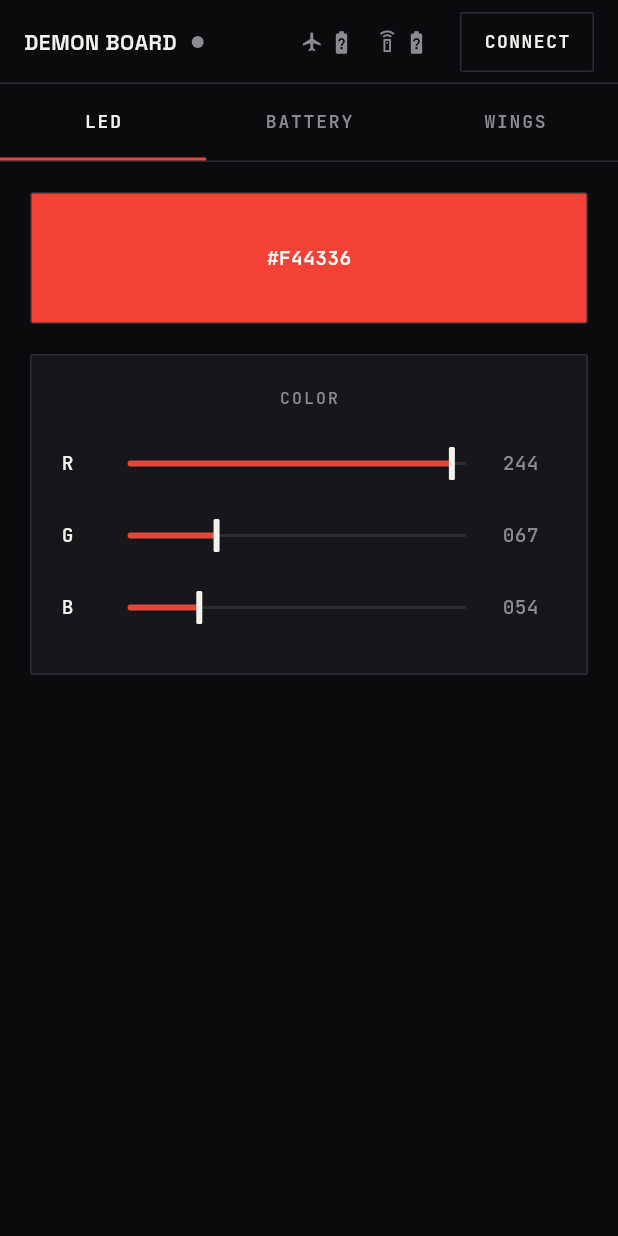
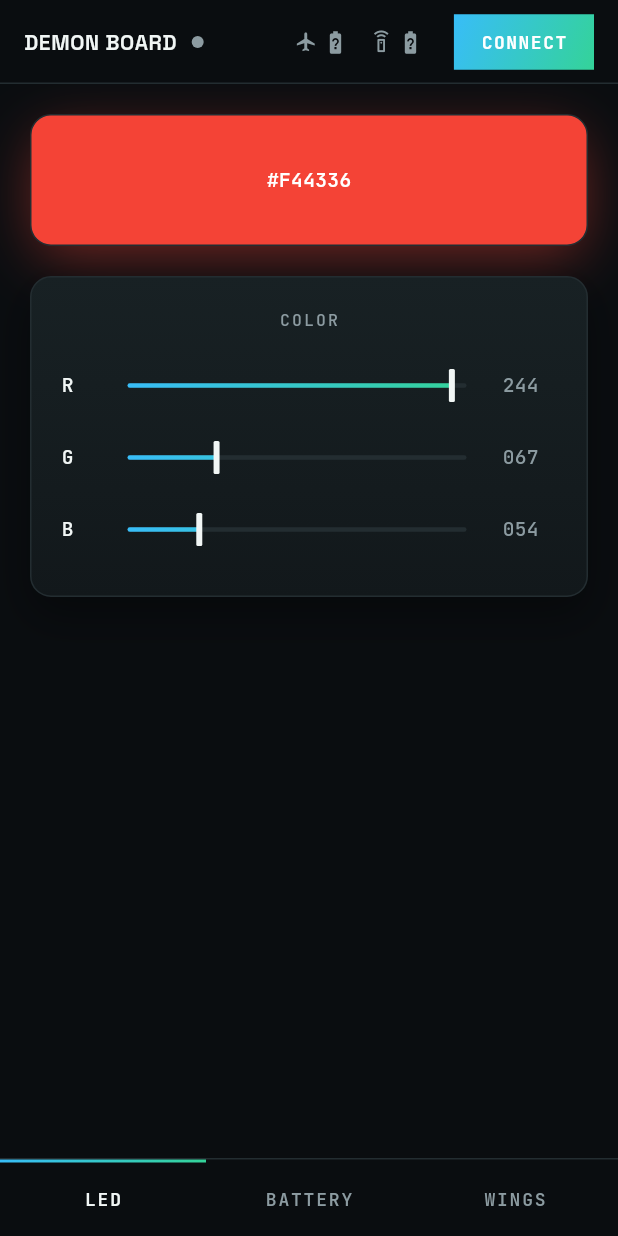
Before and after one commit to vagarthgaurav/Demon-costume, a Flutter app: the screen it shows after launch, on a phone screen of 412 x 824 dp. Run offline on Flutter 3.47's test engine with Material 3 defaults, Android fonts, the phone set to English and light mode, and no system bars; our stand-ins replace google_fonts.

Commit message:
style: Redesign visual identity to match costume colors
Icon-only battery status in the app bar (differentiated by device
glyph, no text labels), tabs moved to a bottom nav strip, and the
accent recolored from ember-red to sky-blue-into-mint-green to match
the actual costume palette. Panels gained depth (soft gradient,
rounded corners, shadow); low-battery/danger states now use a
dedicated warning color since the brand accent no longer reads red.

```diff
--- a/Software/demonApp/lib/screens/home_screen.dart
+++ b/Software/demonApp/lib/screens/home_screen.dart
@@ -4,6 +4,7 @@
 import '../services/demon_service.dart';
 import '../theme/app_theme.dart';
 import '../widgets/battery_badge.dart';
+import '../widgets/gradient_button.dart';
 import '../widgets/status_dot.dart';
 import 'battery_screen.dart';
 import 'led_color_screen.dart';
@@ -57,24 +58,19 @@
               const SizedBox(width: 20),
               Padding(
                 padding: const EdgeInsets.only(right: 16),
-                child: TextButton(
-                  onPressed: deviceState.connected
-                      ? widget.service.disconnect
-                      : widget.service.connect,
-                  child: Text(deviceState.connected ? 'DISCONNECT' : 'CONNECT'),
+                child: deviceState.connected
+                    ? TextButton(
+                        onPressed: widget.service.disconnect,
+                        child: const Text('DISCONNECT'),
+                      )
+                    : GradientButton(
+                        label: 'CONNECT',
+                        onPressed: widget.service.connect,
                       ),
               ),
             ],
           ),
-          body: Column(
-            children: [
-              _TabStrip(
-                labels: _tabs,
-                selectedIndex: _tabIndex,
-                onSelected: (i) => setState(() => _tabIndex = i),
-              ),
-              Expanded(
-                child: IndexedStack(
+          body: IndexedStack(
             index: _tabIndex,
             children: [
               LedColorScreen(service: widget.service, deviceState: deviceState),
@@ -82,8 +78,10 @@
               WingSpeedScreen(service: widget.service, deviceState: deviceState),
             ],
           ),
-              ),
-            ],
+          bottomNavigationBar: _TabStrip(
+            labels: _tabs,
+            selectedIndex: _tabIndex,
+            onSelected: (i) => setState(() => _tabIndex = i),
           ),
         );
       },
@@ -91,8 +89,8 @@
   }
 }
 
-/// Hairline-underlined tab strip - reads as an instrument selector, not a
-/// rounded Material bottom nav.
+/// Hairline-topped tab strip pinned to the bottom - reads as an instrument
+/// selector, not a rounded Material bottom nav.
 class _TabStrip extends StatelessWidget {
   const _TabStrip({
     required this.labels,
@@ -106,9 +104,10 @@
 
   @override
   Widget build(BuildContext context) {
-    return Container(
+    return SafeArea(
+      child: Container(
         decoration: const BoxDecoration(
-        border: Border(bottom: BorderSide(color: AppColors.border)),
+          border: Border(top: BorderSide(color: AppColors.border)),
         ),
         child: Row(
           children: [
@@ -116,17 +115,19 @@
               Expanded(
                 child: InkWell(
                   onTap: () => onSelected(i),
-                child: AnimatedContainer(
+                  child: Column(
+                    mainAxisSize: MainAxisSize.min,
+                    children: [
+                      AnimatedContainer(
                         duration: const Duration(milliseconds: 150),
-                  padding: const EdgeInsets.symmetric(vertical: 16),
+                        height: 2,
                         decoration: BoxDecoration(
-                    border: Border(
-                      bottom: BorderSide(
-                        color: i == selectedIndex ? AppColors.accent : Colors.transparent,
-                        width: 2,
+                          gradient: i == selectedIndex ? AppColors.accentGradient : null,
+                          color: i == selectedIndex ? null : Colors.transparent,
                         ),
                       ),
-                  ),
+                      Padding(
+                        padding: const EdgeInsets.symmetric(vertical: 16),
                         child: Center(
                           child: Text(
                             labels[i].toUpperCase(),
@@ -140,10 +141,13 @@
                           ),
                         ),
                       ),
+                    ],
+                  ),
                 ),
               ),
           ],
         ),
+      ),
     );
   }
 }
--- a/Software/demonApp/lib/screens/led_color_screen.dart
+++ b/Software/demonApp/lib/screens/led_color_screen.dart
@@ -25,7 +25,15 @@
             decoration: BoxDecoration(
               color: color,
               border: Border.all(color: AppColors.border),
-              borderRadius: BorderRadius.circular(2),
+              borderRadius: BorderRadius.circular(14),
+              boxShadow: [
+                BoxShadow(
+                  color: color.withValues(alpha: 0.45),
+                  blurRadius: 32,
+                  spreadRadius: -4,
+                  offset: const Offset(0, 10),
+                ),
+              ],
             ),
             alignment: Alignment.center,
             child: Text(
--- a/Software/demonApp/lib/theme/app_theme.dart
+++ b/Software/demonApp/lib/theme/app_theme.dart
@@ -3,17 +3,31 @@
 
 /// Visual identity for the demon board control panel.
 ///
-/// This is a single instrument, not a consumer app: dark-only, sharp edges,
-/// one accent color, monospace for anything that's a live readout.
+/// Matched to the actual costume: sky blue into mint green, carried as a
+/// gradient everywhere the accent appears (buttons, slider fills,
+/// highlights). Dark, cool neutrals underneath; monospace for live readouts.
 abstract final class AppColors {
-  static const background = Color(0xFF0B0B0D);
-  static const surface = Color(0xFF17171B);
-  static const surfaceRaised = Color(0xFF1D1D22);
-  static const border = Color(0xFF2C2C33);
-  static const textPrimary = Color(0xFFF3F1EC);
-  static const textSecondary = Color(0xFF8B8B93);
-  static const accent = Color(0xFFE2483B);
-  static const good = Color(0xFF4CAF6D);
+  static const background = Color(0xFF0A0D10);
+  static const surface = Color(0xFF12181B);
+  static const surfaceRaised = Color(0xFF182124);
+  static const border = Color(0xFF232D31);
+  static const textPrimary = Color(0xFFF1F6F5);
+  static const textSecondary = Color(0xFF8C9BA1);
+
+  // Brand accent: sky blue into mint green. accentSolid is the flat
+  // fallback for icons and small text where a gradient can't be painted.
+  static const accentStart = Color(0xFF38BDF8);
+  static const accentEnd = Color(0xFF34D399);
+  static const accentSolid = Color(0xFF3FC9C0);
+  static const accentGradient = LinearGradient(
+    begin: Alignment.topLeft,
+    end: Alignment.bottomRight,
+    colors: [accentStart, accentEnd],
+  );
+
+  // Reserved for low-battery/danger states - the brand accent no longer
+  // reads as "warning", so this needs to be its own color.
+  static const warning = Color(0xFFF2545B);
 }
 
 class AppTheme {
@@ -28,9 +42,9 @@
       scaffoldBackgroundColor: AppColors.background,
       colorScheme: base.colorScheme.copyWith(
         surface: AppColors.background,
-        primary: AppColors.accent,
+        primary: AppColors.accentSolid,
         onPrimary: AppColors.textPrimary,
-        secondary: AppColors.accent,
+        secondary: AppColors.accentSolid,
       ),
       textTheme: textTheme,
       appBarTheme: AppBarTheme(
@@ -46,12 +60,13 @@
       ),
       dividerColor: AppColors.border,
       sliderTheme: SliderThemeData(
-        trackHeight: 2,
-        activeTrackColor: AppColors.accent,
+        trackHeight: 3,
+        trackShape: const _GradientTrackShape(),
+        activeTrackColor: AppColors.accentSolid,
         inactiveTrackColor: AppColors.border,
         thumbShape: const _BarThumbShape(),
         thumbColor: AppColors.textPrimary,
-        overlayColor: AppColors.accent.withValues(alpha: 0.12),
+        overlayColor: AppColors.accentSolid.withValues(alpha: 0.14),
         valueIndicatorColor: AppColors.surfaceRaised,
         valueIndicatorTextStyle: GoogleFonts.jetBrainsMono(
           color: AppColors.textPrimary,
@@ -62,7 +77,7 @@
         style: TextButton.styleFrom(
           foregroundColor: AppColors.textPrimary,
           shape: RoundedRectangleBorder(
-            borderRadius: BorderRadius.circular(2),
+            borderRadius: BorderRadius.circular(8),
             side: const BorderSide(color: AppColors.border),
           ),
           padding: const EdgeInsets.symmetric(horizontal: 16, vertical: 10),
@@ -81,6 +96,60 @@
       fontSize: size,
       color: color ?? AppColors.textPrimary,
       fontWeight: weight ?? FontWeight.w500,
+    );
+  }
+}
+
+/// Paints the active portion of a slider track with the brand gradient
+/// instead of a flat fill.
+class _GradientTrackShape extends RoundedRectSliderTrackShape {
+  const _GradientTrackShape();
+
+  @override
+  void paint(
+    PaintingContext context,
+    Offset offset, {
+    required RenderBox parentBox,
+    required SliderThemeData sliderTheme,
+    required Animation<double> enableAnimation,
+    required Offset thumbCenter,
+    Offset? secondaryOffset,
+    bool isDiscrete = false,
+    bool isEnabled = false,
+    required TextDirection textDirection,
+    double additionalActiveTrackHeight = 0,
+  }) {
+    final trackRect = getPreferredRect(
+      parentBox: parentBox,
+      offset: offset,
+      sliderTheme: sliderTheme,
+      isEnabled: isEnabled,
+      isDiscrete: isDiscrete,
+    );
+    final canvas = context.canvas;
+    final radius = Radius.circular(trackRect.height / 2);
+
+    final inactiveRect = Rect.fromLTRB(
+      trackRect.left,
+      trackRect.top,
+      trackRect.right,
+      trackRect.bottom,
+    );
+    canvas.drawRRect(
+      RRect.fromRectAndRadius(inactiveRect, radius),
+      Paint()..color = sliderTheme.inactiveTrackColor ?? AppColors.border,
+    );
+
+    final activeRect = Rect.fromLTRB(
+      trackRect.left,
+      trackRect.top,
+      thumbCenter.dx,
+      trackRect.bottom,
+    );
+    if (activeRect.width <= 0) return;
+    canvas.drawRRect(
+      RRect.fromRectAndRadius(activeRect, radius),
+      Paint()..shader = AppColors.accentGradient.createShader(trackRect),
     );
   }
 }
--- a/Software/demonApp/lib/widgets/battery_badge.dart
+++ b/Software/demonApp/lib/widgets/battery_badge.dart
@@ -27,7 +27,7 @@
     final color = !connected
         ? AppColors.textSecondary
         : low
-            ? AppColors.accent
+            ? AppColors.warning
             : AppColors.textPrimary;
 
     return Tooltip(
--- /dev/null
+++ b/Software/demonApp/lib/widgets/gradient_button.dart
@@ -0,0 +1,37 @@
+import 'package:flutter/material.dart';
+
+import '../theme/app_theme.dart';
+
+/// Primary action button, filled with the brand gradient. Reserved for the
+/// one thing that matters most on screen (connecting to the board) so it
+/// doesn't compete with itself if overused.
+class GradientButton extends StatelessWidget {
+  const GradientButton({super.key, required this.label, required this.onPressed});
+
+  final String label;
+  final VoidCallback? onPressed;
+
+  @override
+  Widget build(BuildContext context) {
+    return ClipRRect(
+      borderRadius: BorderRadius.circular(8),
+      child: Ink(
+        decoration: const BoxDecoration(gradient: AppColors.accentGradient),
+        child: InkWell(
+          onTap: onPressed,
+          child: Padding(
+            padding: const EdgeInsets.symmetric(horizontal: 18, vertical: 10),
+            child: Text(
+              label,
+              style: AppTheme.mono(
+                size: 12,
+                weight: FontWeight.w700,
+                color: Colors.white,
+              ).copyWith(letterSpacing: 1.0),
+            ),
+          ),
+        ),
+      ),
+    );
+  }
+}
--- a/Software/demonApp/lib/widgets/panel.dart
+++ b/Software/demonApp/lib/widgets/panel.dart
@@ -2,8 +2,9 @@
 
 import '../theme/app_theme.dart';
 
-/// A bordered instrument panel. No elevation, no shadow, no rounded-card
-/// look - a hairline border communicates grouping instead.
+/// A bordered instrument panel. Soft corners, a faint top-to-bottom lift in
+/// tone, and a low black shadow give it just enough depth to read as a
+/// physical surface without turning into a generic elevated Material card.
 class Panel extends StatelessWidget {
   const Panel({super.key, required this.child, this.padding});
 
@@ -15,9 +16,20 @@
     return Container(
       padding: padding ?? const EdgeInsets.all(20),
       decoration: BoxDecoration(
-        color: AppColors.surface,
+        gradient: const LinearGradient(
+          begin: Alignment.topCenter,
+          end: Alignment.bottomCenter,
+          colors: [AppColors.surfaceRaised, AppColors.surface],
+        ),
         border: Border.all(color: AppColors.border),
-        borderRadius: BorderRadius.circular(2),
+        borderRadius: BorderRadius.circular(14),
+        boxShadow: [
+          BoxShadow(
+            color: Colors.black.withValues(alpha: 0.35),
+            blurRadius: 24,
+            offset: const Offset(0, 12),
+          ),
+        ],
       ),
       child: child,
     );
--- a/Software/demonApp/lib/widgets/status_dot.dart
+++ b/Software/demonApp/lib/widgets/status_dot.dart
@@ -15,7 +15,7 @@
       height: 8,
       decoration: BoxDecoration(
         shape: BoxShape.circle,
-        color: connected ? AppColors.good : AppColors.textSecondary,
+        color: connected ? AppColors.accentSolid : AppColors.textSecondary,
       ),
     );
   }
```
Also changed, not shown: Software/demonApp/lib/screens/battery_screen.dart (+18 -3 lines), Software/demonApp/lib/screens/wing_speed_screen.dart (+7 -1 lines). Lines whose indentation alone changed are shown as unchanged.
